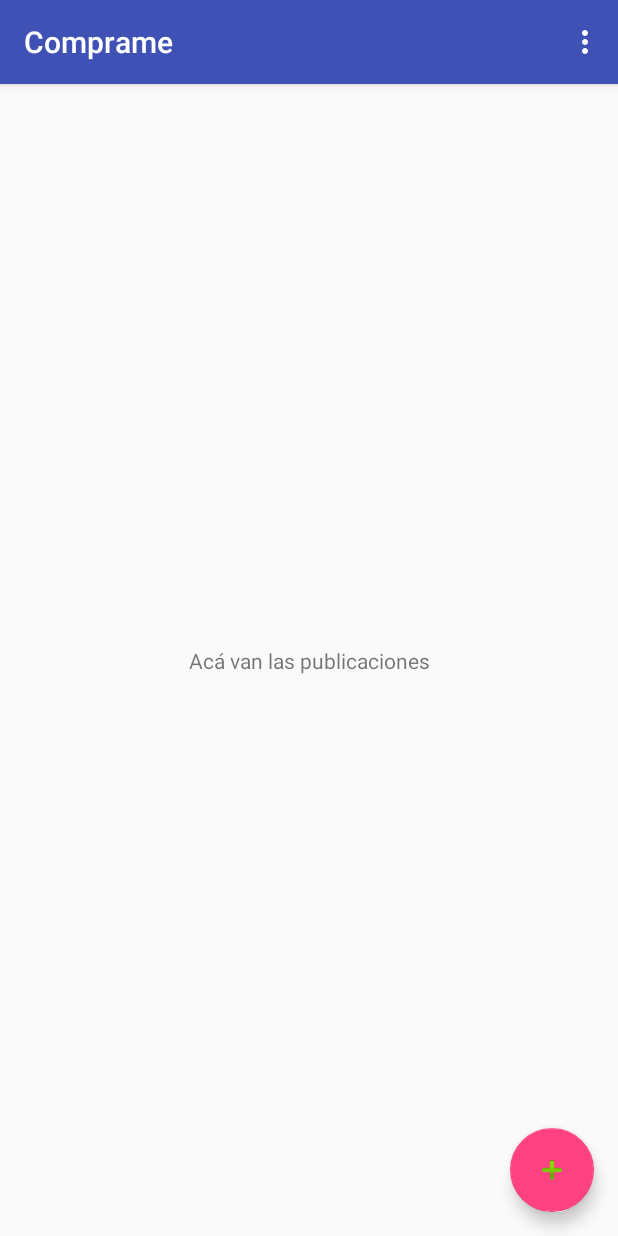
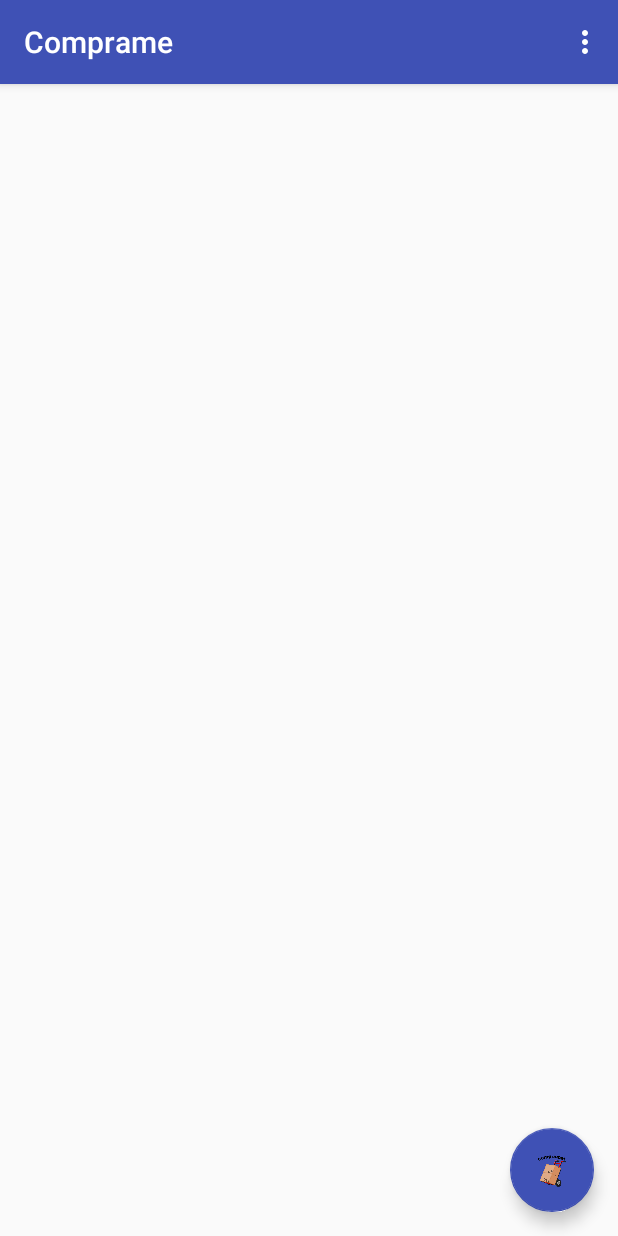
Before and after one commit to lautarodelosheros/taller2-2018-2C-grupo5-android-client, an Android app: the MainActivity screen opened directly, with no data from a screen before it, on a phone screen of 412 x 824 dp. Run offline under Robolectric (Android 15) with nearby library versions, the phone set to English and light mode, and no system bars; pictures from the network do not load.

Commit message:
Agrego fragment para buscar Items (vacio)

```diff
--- a/app/build.gradle
+++ b/app/build.gradle
@@ -22,11 +22,13 @@ dependencies {
     implementation fileTree(dir: 'libs', include: ['*.jar'])
     implementation 'com.android.support:appcompat-v7:28.0.0-rc02'
     implementation 'com.android.support.constraint:constraint-layout:1.1.3'
-    implementation 'com.android.support:design:28.0.0-rc01'
+    implementation 'com.android.support:design:28.0.0-rc02'
+    implementation 'com.android.support:support-v4:28.0.0-rc02'
     testImplementation 'junit:junit:4.12'
     androidTestImplementation 'com.android.support.test:runner:1.0.2'
     androidTestImplementation 'com.android.support.test.espresso:espresso-core:3.0.2'
     implementation 'com.android.volley:volley:1.1.1'
+    implementation 'com.github.bumptech.glide:glide:3.7.0'
 }
 
 configurations.all {
--- /dev/null
+++ b/app/src/main/java/taller2_2018_2c_grupo5/comprame/actividades/BuscarItemsFragment.java
@@ -0,0 +1,59 @@
+package taller2_2018_2c_grupo5.comprame.actividades;
+
+import android.os.Bundle;
+import android.support.annotation.Nullable;
+import android.support.design.widget.FloatingActionButton;
+import android.support.v4.app.Fragment;
+import android.view.LayoutInflater;
+import android.view.View;
+import android.view.ViewGroup;
+import android.widget.Toast;
+
+import taller2_2018_2c_grupo5.comprame.R;
+
+public class BuscarItemsFragment extends Fragment {
+    private static final String ARG_PARAM1 = "session";
+
+    private String session;
+
+    private FloatingActionButton fab;
+
+    public BuscarItemsFragment() {
+        // Required empty public constructor
+    }
+
+    public static BuscarItemsFragment newInstance(String session) {
+        BuscarItemsFragment fragment = new BuscarItemsFragment();
+        Bundle args = new Bundle();
+        args.putString(ARG_PARAM1, session);
+        fragment.setArguments(args);
+        return fragment;
+    }
+
+    @Override
+    public void onCreate(Bundle savedInstanceState) {
+        super.onCreate(savedInstanceState);
+        if (getArguments() != null) {
+            session = getArguments().getString(ARG_PARAM1);
+        }
+    }
+
+    @Override
+    public View onCreateView(LayoutInflater inflater, ViewGroup container,
+                             Bundle savedInstanceState) {
+        // Inflate the layout for this fragment
+        return inflater.inflate(R.layout.fragment_buscar_items, container, false);
+    }
+
+    @Override
+    public void onViewCreated(View view, @Nullable Bundle savedInstanceState) {
+        fab = view.findViewById(R.id.floatingActionButton);
+        fab.setOnClickListener(new View.OnClickListener() {
+            @Override
+            public void onClick(View v) {
+                Toast.makeText(getActivity(), "Agregar Item", Toast.LENGTH_LONG).show();
+            }
+        });
+    }
+
+}
--- /dev/null
+++ b/app/src/main/java/taller2_2018_2c_grupo5/comprame/actividades/FragmentLoader.java
@@ -0,0 +1,39 @@
+package taller2_2018_2c_grupo5.comprame.actividades;
+
+import android.support.v4.app.Fragment;
+import android.support.v4.app.FragmentManager;
+import android.os.Bundle;
+import android.support.v7.app.AppCompatActivity;
+
+import taller2_2018_2c_grupo5.comprame.R;
+
+public class FragmentLoader {
+
+    public static void load(AppCompatActivity activity, Fragment fragment, String name) {
+        Bundle bundle = new Bundle();
+
+        fragment.setArguments(bundle);
+
+        FragmentManager fragmentManager = activity.getSupportFragmentManager();
+        int stackCount = fragmentManager.getBackStackEntryCount();
+        String previous = getFragmentName(fragmentManager, stackCount - 1);
+
+        if (previous.equals(name)) { return;}
+
+        fragmentManager.beginTransaction()
+                .replace(R.id.contenedor, fragment)
+                .addToBackStack(name)
+                .commit();
+    }
+
+    private static String getFragmentName(FragmentManager fragmentManager, int pos){
+
+
+        if (pos >= 0) {
+            return fragmentManager.getBackStackEntryAt(pos).getName();
+        }
+
+        return "";
+
+    }
+}
--- a/app/src/main/java/taller2_2018_2c_grupo5/comprame/actividades/MainActivity.java
+++ b/app/src/main/java/taller2_2018_2c_grupo5/comprame/actividades/MainActivity.java
@@ -1,12 +1,8 @@
 package taller2_2018_2c_grupo5.comprame.actividades;
 
-import android.content.Intent;
 import android.os.Bundle;
-import android.support.design.widget.FloatingActionButton;
-import android.support.design.widget.Snackbar;
 import android.support.v7.app.AppCompatActivity;
 import android.support.v7.widget.Toolbar;
-import android.view.View;
 import android.view.Menu;
 import android.view.MenuItem;
 
@@ -21,16 +17,8 @@ public class MainActivity extends AppCompatActivity {
         Toolbar toolbar = findViewById(R.id.toolbar);
         setSupportActionBar(toolbar);
 
-        FloatingActionButton fab = findViewById(R.id.fab);
-        fab.setOnClickListener(new View.OnClickListener() {
-            @Override
-            public void onClick(View view) {
-                Snackbar.make(view, "Replace with your own action", Snackbar.LENGTH_LONG)
-                        .setAction("Action", null).show();
-            }
-        });
-        Intent intent = new Intent(getApplicationContext(), LoginActivity.class);
-        startActivity(intent);
+        FragmentLoader.load(this, BuscarItemsFragment.newInstance("aSessionToken"), "BuscarItems");
+
     }
 
     @Override
--- a/app/src/main/java/taller2_2018_2c_grupo5/comprame/actividades/MainActivityFragment.java
+++ /dev/null
@@ -1,22 +0,0 @@
-package taller2_2018_2c_grupo5.comprame.actividades;
-
-import android.support.annotation.NonNull;
-import android.support.v4.app.Fragment;
-import android.os.Bundle;
-import android.view.LayoutInflater;
-import android.view.View;
-import android.view.ViewGroup;
-
-import taller2_2018_2c_grupo5.comprame.R;
-
-/**
- * A placeholder fragment containing a simple view.
- */
-public class MainActivityFragment extends Fragment {
-
-    @Override
-    public View onCreateView(@NonNull LayoutInflater inflater, ViewGroup container,
-                             Bundle savedInstanceState) {
-        return inflater.inflate(R.layout.fragment_main, container, false);
-    }
-}
--- a/app/src/main/java/taller2_2018_2c_grupo5/comprame/actividades/RegistrarseActivity.java
+++ b/app/src/main/java/taller2_2018_2c_grupo5/comprame/actividades/RegistrarseActivity.java
@@ -95,6 +95,8 @@ public class RegistrarseActivity extends AppCompatActivity {
 
     public void onSignupSuccess(String session) {
         progressDialog.dismiss();
+        Intent intent = new Intent(getApplicationContext(), MainActivity.class);
+        startActivity(intent);
         finish();
     }
 
--- a/app/src/main/res/layout/activity_main.xml
+++ b/app/src/main/res/layout/activity_main.xml
@@ -20,15 +20,11 @@
 
     </android.support.design.widget.AppBarLayout>
 
-    <include layout="@layout/content_main" />
-
-    <android.support.design.widget.FloatingActionButton
-        android:id="@+id/fab"
-        android:layout_width="wrap_content"
-        android:layout_height="wrap_content"
-        android:layout_gravity="bottom|end"
-        android:layout_margin="@dimen/fab_margin"
-        android:background="@color/colorPrimary"
-        app:srcCompat="@android:drawable/ic_input_add" />
+    <LinearLayout
+        android:id="@+id/contenedor"
+        android:layout_width="match_parent"
+        android:layout_height="match_parent"
+        android:orientation="vertical">
+    </LinearLayout>
 
 </android.support.design.widget.CoordinatorLayout>
--- /dev/null
+++ b/app/src/main/res/layout/fragment_buscar_items.xml
@@ -0,0 +1,27 @@
+<?xml version="1.0" encoding="utf-8"?>
+<RelativeLayout xmlns:android="http://schemas.android.com/apk/res/android"
+    xmlns:app="http://schemas.android.com/apk/res-auto"
+    xmlns:tools="http://schemas.android.com/tools"
+    android:layout_width="match_parent"
+    android:layout_height="match_parent"
+    tools:context=".actividades.BuscarItemsFragment">
+
+    <android.support.v7.widget.RecyclerView
+        android:id="@+id/recyclerView"
+        android:scrollbars="vertical"
+        android:layout_width="match_parent"
+        android:layout_height="match_parent" />
+
+    <android.support.design.widget.FloatingActionButton
+        android:id="@+id/floatingActionButton"
+        android:layout_width="wrap_content"
+        android:layout_height="wrap_content"
+        android:layout_alignParentBottom="true"
+        android:layout_alignParentEnd="true"
+        app:fabSize="normal"
+        android:layout_margin="16dp"
+        app:backgroundTint="@color/colorPrimary"
+        android:src="@drawable/logo"
+        />
+
+</RelativeLayout>
--- a/app/src/main/res/layout/fragment_main.xml
+++ /dev/null
@@ -1,19 +0,0 @@
-<?xml version="1.0" encoding="utf-8"?>
-<android.support.constraint.ConstraintLayout xmlns:android="http://schemas.android.com/apk/res/android"
-    xmlns:app="http://schemas.android.com/apk/res-auto"
-    xmlns:tools="http://schemas.android.com/tools"
-    android:layout_width="match_parent"
-    android:layout_height="match_parent"
-    tools:context=".actividades.MainActivityFragment"
-    tools:showIn="@layout/activity_main">
-
-    <TextView
-        android:layout_width="wrap_content"
-        android:layout_height="wrap_content"
-        android:text="Acá van las publicaciones"
-        app:layout_constraintBottom_toBottomOf="parent"
-        app:layout_constraintLeft_toLeftOf="parent"
-        app:layout_constraintRight_toRightOf="parent"
-        app:layout_constraintTop_toTopOf="parent" />
-
-</android.support.constraint.ConstraintLayout>
--- a/app/src/main/res/mipmap-anydpi-v26/ic_launcher.xml
+++ /dev/null
@@ -1,5 +0,0 @@
-<?xml version="1.0" encoding="utf-8"?>
-<adaptive-icon xmlns:android="http://schemas.android.com/apk/res/android">
-    <background android:drawable="@drawable/ic_launcher_background" />
-    <foreground android:drawable="@drawable/ic_launcher_foreground" />
-</adaptive-icon>
```
Also changed, not shown: app/src/main/AndroidManifest.xml (+5 -5 lines), app/src/main/java/taller2_2018_2c_grupo5/comprame/actividades/LoginActivity.java (+7 -8 lines), app/src/main/res/layout/content_main.xml (deleted, +0 -9 lines), app/src/main/res/mipmap-hdpi/ic_launcher.png (deleted), app/src/main/res/mipmap-mdpi/ic_launcher.png (deleted), app/src/main/res/mipmap-xhdpi/ic_launcher.png (deleted), app/src/main/res/mipmap-xxhdpi/ic_launcher.png (deleted), app/src/main/res/mipmap-xxxhdpi/ic_launcher.png (deleted).
